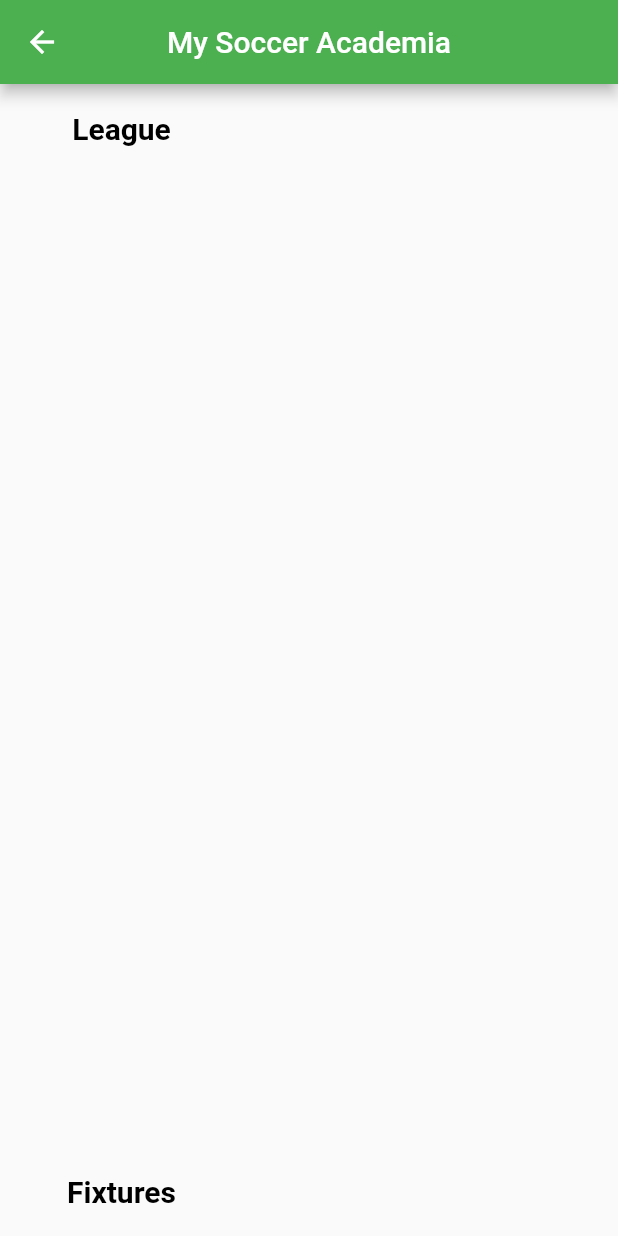
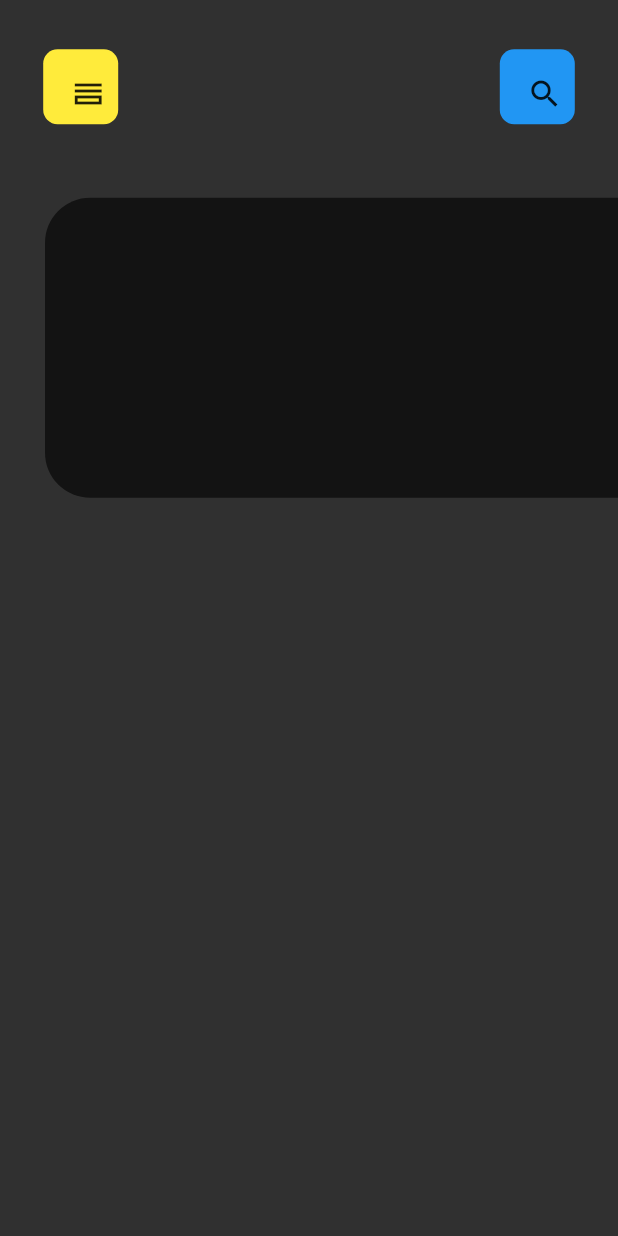
Before and after one commit to Hosnytos/My-Soccer-Academia, a Flutter app: the screen it shows once a user with an empty profile is signed in, after a tap on "Display Leagues", on a phone screen of 412 x 824 dp. Run offline on Flutter 3.47's test engine with Material 2 defaults, Android fonts, the light colour scheme and no system bars; our stand-ins replace firebase_auth, firebase_core, google_fonts, google_sign_in; missing offline and left inert: flutter_image; accounts and stored records are empty; network calls fail.

Commit message:
feat: 🎸 Home screen page

```diff
--- a/lib/pages/beta_main_page.dart
+++ b/lib/pages/beta_main_page.dart
@@ -4,6 +4,7 @@ import 'package:google_sign_in/google_sign_in.dart';
 import 'package:my_soccer_academia/auth_workflow/auth_service.dart';
 import 'package:my_soccer_academia/auth_workflow/login_page.dart';
 import 'package:my_soccer_academia/auth_workflow/register_page.dart';
+import 'package:my_soccer_academia/pages/home_screen.dart';
 import 'package:provider/provider.dart';
 
 import '../main.dart';
@@ -83,7 +84,7 @@ class _BetaMainPageState extends State<BetaMainPage> {
             onPressed: () {
               Navigator.of(context).push(
                   MaterialPageRoute(builder: (context) =>
-                      const MyHomePage(title: 'My Soccer Academia')
+                      homeScreen()
                   )
               );
             },
--- /dev/null
+++ b/lib/pages/home_screen.dart
@@ -0,0 +1,75 @@
+import 'package:flutter/cupertino.dart';
+import 'package:flutter/material.dart';
+import 'package:my_soccer_academia/utils/msa_colors.dart' as msa_color;
+
+class homeScreen extends StatefulWidget {
+  @override
+  State<homeScreen> createState() => _homeScreenState();
+}
+
+class _homeScreenState extends State<homeScreen> {
+  @override
+  Widget build(BuildContext context) {
+    return Scaffold(
+      body: SafeArea(
+          child: Container(
+            color: Colors.grey[850],
+            child: ListView(
+              physics: const BouncingScrollPhysics(),
+              children: [
+                Container(
+                  height: 58,
+                  margin: const EdgeInsets.only(left: 28.8, top: 28.8, right: 28.8),
+                  child: Row(
+                    mainAxisAlignment: MainAxisAlignment.spaceBetween,
+                    children: [
+                      Container(
+                        height: 50,
+                        width: 50,
+                        padding: const EdgeInsets.all(18),
+                        decoration: BoxDecoration(
+                          borderRadius: BorderRadius.circular(9.6),
+                          color: Colors.yellow,
+                        ),
+                        child: const Icon(
+                          Icons.horizontal_split_outlined,
+                        ),
+                      ),
+                      Container(
+                        height: 50,
+                        width: 50,
+                        padding: const EdgeInsets.all(18),
+                        decoration: BoxDecoration(
+                          borderRadius: BorderRadius.circular(9.6),
+                          color: Colors.blue,
+                        ),
+                        child: const Icon(
+                          Icons.search_outlined,
+                        ),
+                      ),
+                    ],
+                  ),
+                ),
+
+                //-------- Leagues Section ------------------
+                Container(
+                  margin: EdgeInsets.only(top: 45, left: 30),
+                  decoration: const BoxDecoration(
+                    borderRadius: BorderRadius.only(topLeft: Radius.circular(30.0), bottomLeft: Radius.circular(30.0)),
+                    color: msa_color.MSAColors.darkGrey,
+                  ),
+                  height: 200,
+                  child: PageView(
+                    physics: BouncingScrollPhysics(),
+                    controller: PageController(),
+
+                  ),
+
+
+                )
+              ],
+            ),
+          )),
+    );
+  }
+}
--- a/lib/utils/msa_colors.dart
+++ b/lib/utils/msa_colors.dart
@@ -3,5 +3,8 @@ import 'package:flutter/cupertino.dart';
 class MSAColors {
 
   static const Color lightWhite = Color.fromRGBO(236, 241, 236, 1);
+  static const Color darkGrey = Color.fromRGBO(19, 19, 19, 1);
+
+
 
 }
```
